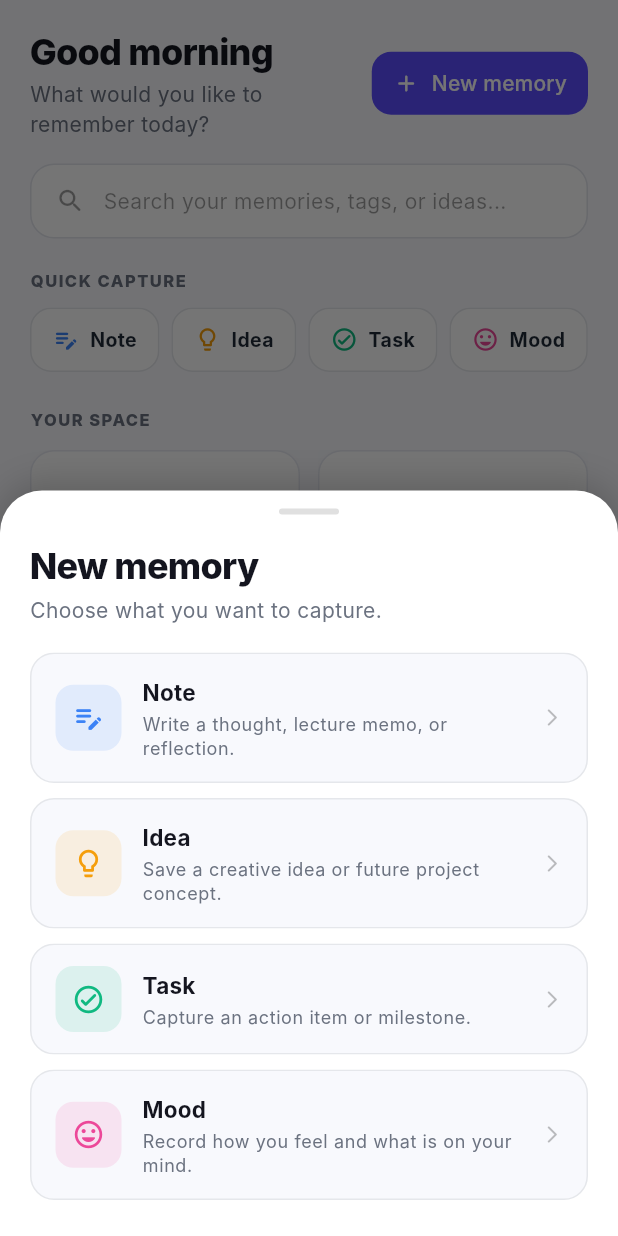
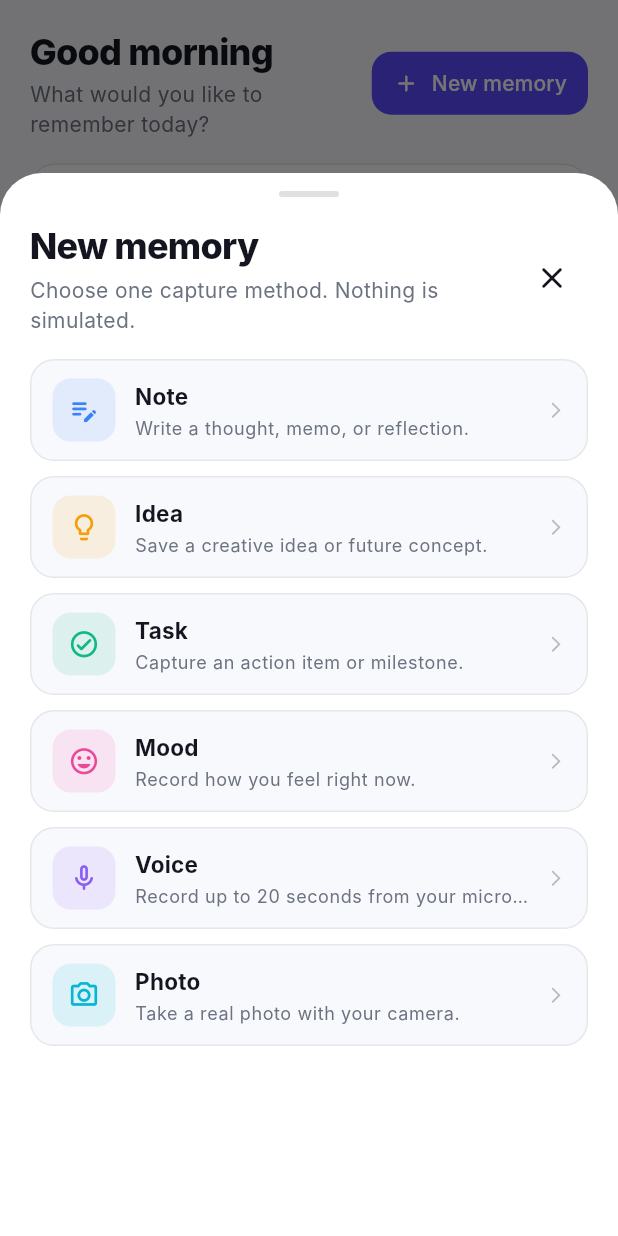
Before and after one commit to tejaswi-a07/mindvault, a Flutter app: the screen it shows after launch, after a tap on "New memory", on a phone screen of 412 x 824 dp. Run offline on Flutter 3.47's test engine with Material 3 defaults, Android fonts, the phone set to English and light mode, and no system bars; our stand-ins replace camera, just_audio, shared_preferences; missing offline and left inert: record; Roboto replaces fonts that are missing (Inter).

Commit message:
Replace capture sheet with clean overflow-safe real capture options

```diff
--- a/lib/widgets/quick_capture_sheet.dart
+++ b/lib/widgets/quick_capture_sheet.dart
@@ -1,6 +1,8 @@
 import 'package:flutter/material.dart';
+import '../screens/camera_capture_screen.dart';
 import '../screens/mood_screen.dart';
 import '../screens/note_editor_screen.dart';
+import '../screens/voice_capture_screen.dart';
 import '../theme/app_theme.dart';
 
 class QuickCaptureSheet extends StatelessWidget {
@@ -11,7 +13,9 @@ class QuickCaptureSheet extends StatelessWidget {
       context: context,
       isScrollControlled: true,
       backgroundColor: Colors.transparent,
+      barrierColor: Colors.black54,
       useSafeArea: true,
+      showDragHandle: false,
       builder: (_) => const QuickCaptureSheet(),
     );
   }
@@ -21,12 +25,14 @@ class QuickCaptureSheet extends StatelessWidget {
     Navigator.push(
       context,
       MaterialPageRoute(
-        builder: (_) => NoteEditorScreen(
-          defaultCategory: category,
-          initialType: type,
-        ),
+        builder: (_) => NoteEditorScreen(defaultCategory: category, initialType: type),
       ),
     );
+  }
+
+  void _openScreen(BuildContext context, Widget screen) {
+    Navigator.pop(context);
+    Navigator.push(context, MaterialPageRoute(builder: (_) => screen));
   }
 
   Widget _buildCaptureItem({
@@ -46,55 +52,38 @@ class QuickCaptureSheet extends StatelessWidget {
         onTap: onTap,
         borderRadius: BorderRadius.circular(16),
         child: Ink(
-          padding: const EdgeInsets.symmetric(horizontal: 16, vertical: 14),
+          padding: const EdgeInsets.symmetric(horizontal: 14, vertical: 12),
           decoration: BoxDecoration(
             color: isDark ? const Color(0xFF1E202E) : const Color(0xFFF8F9FD),
             borderRadius: BorderRadius.circular(16),
-            border: Border.all(
-              color: isDark ? const Color(0xFF2C2E42) : const Color(0xFFE5E7EB),
-            ),
+            border: Border.all(color: isDark ? const Color(0xFF2C2E42) : const Color(0xFFE5E7EB)),
           ),
           child: Row(
             children: [
               Container(
-                width: 44,
-                height: 44,
-                decoration: BoxDecoration(
-                  color: color.withOpacity(0.12),
-                  borderRadius: BorderRadius.circular(12),
+                width: 42,
+                height: 42,
+                decoration: BoxDecoration(color: color.withOpacity(0.12), borderRadius: BorderRadius.circular(12)),
+                child: Icon(icon, color: color, size: 21),
               ),
-                child: Icon(icon, color: color, size: 22),
-              ),
-              const SizedBox(width: 14),
+              const SizedBox(width: 13),
               Expanded(
                 child: Column(
                   crossAxisAlignment: CrossAxisAlignment.start,
                   children: [
-                    Text(
-                      title,
-                      style: theme.textTheme.titleMedium?.copyWith(
-                        fontWeight: FontWeight.w700,
-                        fontSize: 15,
-                      ),
-                    ),
+                    Text(title, style: theme.textTheme.titleMedium?.copyWith(fontWeight: FontWeight.w700, fontSize: 15)),
                     const SizedBox(height: 2),
                     Text(
                       subtitle,
-                      maxLines: 2,
+                      maxLines: 1,
                       overflow: TextOverflow.ellipsis,
-                      style: theme.textTheme.bodySmall?.copyWith(
-                        color: isDark ? Colors.white60 : const Color(0xFF6B7280),
-                      ),
+                      style: theme.textTheme.bodySmall?.copyWith(color: isDark ? Colors.white60 : const Color(0xFF6B7280)),
                     ),
                   ],
                 ),
               ),
               const SizedBox(width: 8),
-              Icon(
-                Icons.arrow_forward_ios_rounded,
-                size: 14,
-                color: isDark ? Colors.white30 : Colors.black26,
-              ),
+              Icon(Icons.arrow_forward_ios_rounded, size: 13, color: isDark ? Colors.white30 : Colors.black26),
             ],
           ),
         ),
@@ -107,97 +96,114 @@ class QuickCaptureSheet extends StatelessWidget {
     final theme = Theme.of(context);
     final isDark = theme.brightness == Brightness.dark;
 
-    return Container(
-      constraints: BoxConstraints(
-        maxHeight: MediaQuery.of(context).size.height * 0.82,
-      ),
-      padding: const EdgeInsets.fromLTRB(20, 12, 20, 20),
-      decoration: BoxDecoration(
+    return FractionallySizedBox(
+      heightFactor: 0.86,
+      child: Material(
         color: isDark ? const Color(0xFF14151F) : Colors.white,
         borderRadius: const BorderRadius.vertical(top: Radius.circular(28)),
-        boxShadow: [
-          BoxShadow(
-            color: Colors.black.withOpacity(0.2),
-            blurRadius: 20,
-            offset: const Offset(0, -4),
-          ),
-        ],
-      ),
-      child: SingleChildScrollView(
-        physics: const BouncingScrollPhysics(),
+        clipBehavior: Clip.antiAlias,
+        child: SafeArea(
+          top: false,
           child: Column(
-          mainAxisSize: MainAxisSize.min,
-          crossAxisAlignment: CrossAxisAlignment.start,
             children: [
-            Center(
-              child: Container(
+              const SizedBox(height: 12),
+              Container(
                 width: 40,
                 height: 4,
-                margin: const EdgeInsets.only(bottom: 18),
                 decoration: BoxDecoration(
                   color: isDark ? Colors.white24 : Colors.black12,
                   borderRadius: BorderRadius.circular(2),
                 ),
               ),
+              Padding(
+                padding: const EdgeInsets.fromLTRB(20, 16, 20, 12),
+                child: Row(
+                  children: [
+                    Expanded(
+                      child: Column(
+                        crossAxisAlignment: CrossAxisAlignment.start,
+                        children: [
+                          Text('New memory', style: theme.textTheme.headlineSmall?.copyWith(fontWeight: FontWeight.w800, letterSpacing: -0.5)),
+                          const SizedBox(height: 4),
+                          Text(
+                            'Choose one capture method. Nothing is simulated.',
+                            style: theme.textTheme.bodyMedium?.copyWith(color: isDark ? Colors.white60 : const Color(0xFF6B7280)),
                           ),
-            Text(
-              'New memory',
-              style: theme.textTheme.headlineSmall?.copyWith(
-                fontWeight: FontWeight.w800,
-                letterSpacing: -0.5,
+                        ],
                       ),
                     ),
-            const SizedBox(height: 4),
-            Text(
-              'Choose what you want to capture.',
-              style: theme.textTheme.bodyMedium?.copyWith(
-                color: isDark ? Colors.white60 : const Color(0xFF6B7280),
+                    IconButton(onPressed: () => Navigator.pop(context), icon: const Icon(Icons.close_rounded)),
+                  ],
                 ),
               ),
-            const SizedBox(height: 18),
-            _buildCaptureItem(
+              Expanded(
+                child: ListView.separated(
+                  padding: const EdgeInsets.fromLTRB(20, 4, 20, 20),
+                  physics: const BouncingScrollPhysics(),
+                  itemCount: 6,
+                  separatorBuilder: (_, __) => const SizedBox(height: 10),
+                  itemBuilder: (context, index) {
+                    switch (index) {
+                      case 0:
+                        return _buildCaptureItem(
                           context: context,
                           icon: Icons.edit_note_rounded,
                           title: 'Note',
-              subtitle: 'Write a thought, lecture memo, or reflection.',
+                          subtitle: 'Write a thought, memo, or reflection.',
                           color: const Color(0xFF3B82F6),
                           onTap: () => _openEditor(context),
-            ),
-            const SizedBox(height: 10),
-            _buildCaptureItem(
+                        );
+                      case 1:
+                        return _buildCaptureItem(
                           context: context,
                           icon: Icons.lightbulb_outline_rounded,
                           title: 'Idea',
-              subtitle: 'Save a creative idea or future project concept.',
+                          subtitle: 'Save a creative idea or future concept.',
                           color: const Color(0xFFF59E0B),
                           onTap: () => _openEditor(context, type: 'idea', category: 'Ideas'),
-            ),
-            const SizedBox(height: 10),
-            _buildCaptureItem(
+                        );
+                      case 2:
+                        return _buildCaptureItem(
                           context: context,
                           icon: Icons.check_circle_outline_rounded,
                           title: 'Task',
                           subtitle: 'Capture an action item or milestone.',
                           color: const Color(0xFF10B981),
                           onTap: () => _openEditor(context, type: 'task', category: 'Study'),
-            ),
-            const SizedBox(height: 10),
-            _buildCaptureItem(
+                        );
+                      case 3:
+                        return _buildCaptureItem(
                           context: context,
                           icon: Icons.mood_rounded,
                           title: 'Mood',
-              subtitle: 'Record how you feel and what is on your mind.',
+                          subtitle: 'Record how you feel right now.',
                           color: const Color(0xFFEC4899),
-              onTap: () {
-                Navigator.pop(context);
-                Navigator.push(
-                  context,
-                  MaterialPageRoute(builder: (_) => const MoodScreen()),
+                          onTap: () => _openScreen(context, const MoodScreen()),
                         );
+                      case 4:
+                        return _buildCaptureItem(
+                          context: context,
+                          icon: Icons.mic_none_rounded,
+                          title: 'Voice',
+                          subtitle: 'Record up to 20 seconds from your microphone.',
+                          color: const Color(0xFF8B5CF6),
+                          onTap: () => _openScreen(context, const VoiceCaptureScreen()),
+                        );
+                      default:
+                        return _buildCaptureItem(
+                          context: context,
+                          icon: Icons.photo_camera_outlined,
+                          title: 'Photo',
+                          subtitle: 'Take a real photo with your camera.',
+                          color: const Color(0xFF06B6D4),
+                          onTap: () => _openScreen(context, const CameraCaptureScreen()),
+                        );
+                    }
                   },
                 ),
-            const SizedBox(height: 4),
+              ),
             ],
+          ),
         ),
       ),
     );
```
Lines whose indentation alone changed are shown as unchanged.
